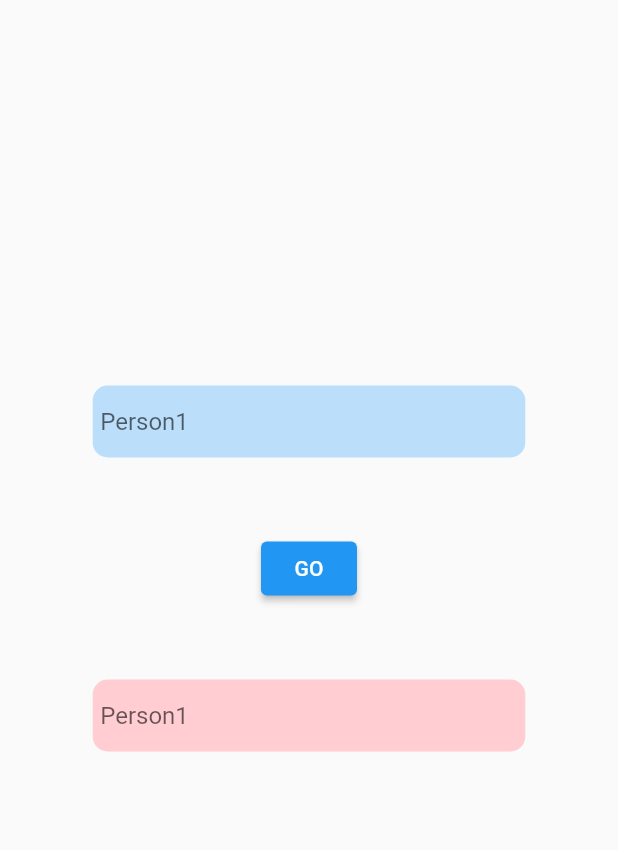
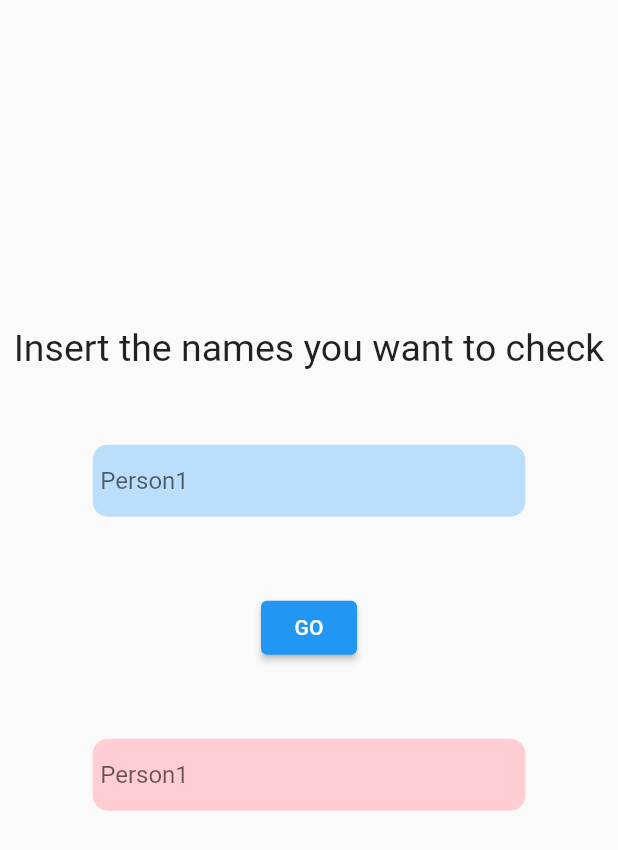
Before and after one commit to Dionkaps/voel-App, a Flutter app: the CalcPage screen opened by its route, on a phone screen of 412 x 824 dp. Shown: the top 850 px of the screen. Run offline on Flutter 3.47's test engine with Material 2 defaults, Android fonts, the light colour scheme and no system bars.

Commit message:
Final touches

```diff
--- a/evol_app/lib/calculator_page.dart
+++ b/evol_app/lib/calculator_page.dart
@@ -13,6 +13,7 @@ class _CalcPageState extends State<CalcPage> {
   bool isEnabled = true;
   bool state2 = true;
   double percentageValue = 0;
+  String resultValue = '';
 
   @override
   Widget build(BuildContext context) {
@@ -36,6 +37,7 @@ class _CalcPageState extends State<CalcPage> {
 
         setState(() {
           percentageValue = double.parse(percentage);
+          resultValue = result.toString();
         });
       } else {
         throw Exception('Failed to load data');
@@ -61,7 +63,7 @@ class _CalcPageState extends State<CalcPage> {
     );
 
     Widget percentage = Container(
-      child: Text('$percentageValue'),
+      child: Text('$percentageValue% Match \n $resultValue',textAlign: TextAlign.center,style: const TextStyle(fontWeight: FontWeight.bold),),
     );
 
     Widget restart = ElevatedButton(
@@ -89,6 +91,13 @@ class _CalcPageState extends State<CalcPage> {
           mainAxisAlignment: MainAxisAlignment.center,
           crossAxisAlignment: CrossAxisAlignment.center,
           children: [
+            Padding(
+                padding: EdgeInsets.only(bottom: tfPadding),
+                child: const Text(
+                  "Insert the names you want to check",
+                  style: TextStyle(fontSize: 25),
+                  textAlign: TextAlign.center,
+                )),
             Padding(
               padding: EdgeInsets.only(bottom: tfPadding),
               child: SizedBox(
```
